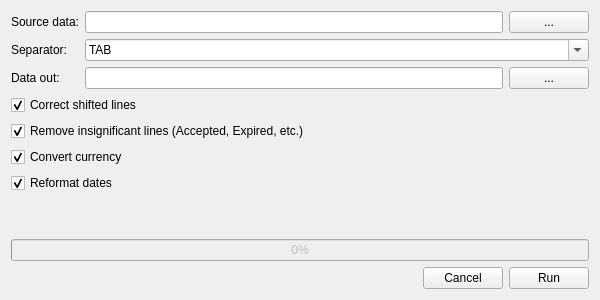
Qt form Cleanup.ui (WhenInDoubtC4/EbayScraper) before a commit.
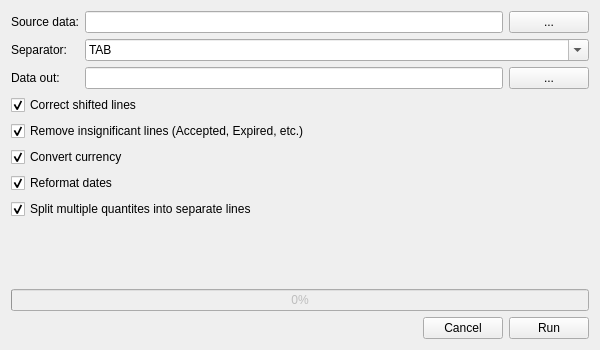
The same form after that commit.

Diff of the .ui file:
```diff
--- a/Cleanup.ui
+++ b/Cleanup.ui
@@ -7,40 +7,13 @@
     <x>0</x>
     <y>0</y>
     <width>600</width>
-    <height>300</height>
+    <height>350</height>
    </rect>
   </property>
   <property name="windowTitle">
    <string>Cleanup/Currency converter</string>
   </property>
   <layout class="QGridLayout" name="gridLayout">
-   <item row="2" column="2">
-    <widget class="QPushButton" name="outSelectButton">
-     <property name="text">
-      <string>...</string>
-     </property>
-    </widget>
-   </item>
-   <item row="9" column="0" colspan="3">
-    <widget class="QProgressBar" name="progressBar">
-     <property name="enabled">
-      <bool>false</bool>
-     </property>
-     <property name="value">
-      <number>0</number>
-     </property>
-    </widget>
-   </item>
-   <item row="2" column="1">
-    <widget class="QLineEdit" name="outLineEdit"/>
-   </item>
-   <item row="2" column="0">
-    <widget class="QLabel" name="outLabel">
-     <property name="text">
-      <string>Data out:</string>
-     </property>
-    </widget>
-   </item>
    <item row="1" column="1" colspan="2">
     <widget class="QComboBox" name="separatorComboBox">
      <property name="editable">
@@ -63,17 +36,45 @@
      </item>
     </widget>
    </item>
-   <item row="0" column="1">
-    <widget class="QLineEdit" name="sourceLineEdit"/>
+   <item row="11" column="0" colspan="3">
+    <layout class="QHBoxLayout" name="bottomLayout">
+     <item>
+      <spacer name="horizontalSpacer">
+       <property name="orientation">
+        <enum>Qt::Horizontal</enum>
+       </property>
+       <property name="sizeHint" stdset="0">
+        <size>
+         <width>40</width>
+         <height>20</height>
+        </size>
+       </property>
+      </spacer>
+     </item>
+     <item>
+      <widget class="QPushButton" name="cancelButton">
+       <property name="text">
+        <string>Cancel</string>
+       </property>
+      </widget>
+     </item>
+     <item>
+      <widget class="QPushButton" name="runButton">
+       <property name="text">
+        <string>Run</string>
+       </property>
+      </widget>
+     </item>
+    </layout>
    </item>
-   <item row="1" column="0">
-    <widget class="QLabel" name="separatorLabel">
+   <item row="2" column="2">
+    <widget class="QPushButton" name="outSelectButton">
      <property name="text">
-      <string>Separator:</string>
+      <string>...</string>
      </property>
     </widget>
    </item>
-   <item row="8" column="0" colspan="3">
+   <item row="9" column="0" colspan="3">
     <spacer name="verticalSpacer">
      <property name="orientation">
       <enum>Qt::Vertical</enum>
@@ -96,6 +97,23 @@
      </property>
     </widget>
    </item>
+   <item row="6" column="0" colspan="3">
+    <widget class="QCheckBox" name="currencyCheckBox">
+     <property name="text">
+      <string>Convert currency</string>
+     </property>
+     <property name="checked">
+      <bool>true</bool>
+     </property>
+    </widget>
+   </item>
+   <item row="1" column="0">
+    <widget class="QLabel" name="separatorLabel">
+     <property name="text">
+      <string>Separator:</string>
+     </property>
+    </widget>
+   </item>
    <item row="0" column="0">
     <widget class="QLabel" name="sourceLabel">
      <property name="text">
@@ -123,6 +141,29 @@
      </property>
     </widget>
    </item>
+   <item row="2" column="1">
+    <widget class="QLineEdit" name="outLineEdit"/>
+   </item>
+   <item row="0" column="1">
+    <widget class="QLineEdit" name="sourceLineEdit"/>
+   </item>
+   <item row="10" column="0" colspan="3">
+    <widget class="QProgressBar" name="progressBar">
+     <property name="enabled">
+      <bool>false</bool>
+     </property>
+     <property name="value">
+      <number>0</number>
+     </property>
+    </widget>
+   </item>
+   <item row="2" column="0">
+    <widget class="QLabel" name="outLabel">
+     <property name="text">
+      <string>Data out:</string>
+     </property>
+    </widget>
+   </item>
    <item row="0" column="2">
     <widget class="QPushButton" name="sourceSelectButton">
      <property name="text">
@@ -130,41 +171,10 @@
      </property>
     </widget>
    </item>
-   <item row="10" column="0" colspan="3">
-    <layout class="QHBoxLayout" name="bottomLayout">
-     <item>
-      <spacer name="horizontalSpacer">
-       <property name="orientation">
-        <enum>Qt::Horizontal</enum>
-       </property>
-       <property name="sizeHint" stdset="0">
-        <size>
-         <width>40</width>
-         <height>20</height>
-        </size>
-       </property>
-      </spacer>
-     </item>
-     <item>
-      <widget class="QPushButton" name="cancelButton">
-       <property name="text">
-        <string>Cancel</string>
-       </property>
-      </widget>
-     </item>
-     <item>
-      <widget class="QPushButton" name="runButton">
-       <property name="text">
-        <string>Run</string>
-       </property>
-      </widget>
-     </item>
-    </layout>
-   </item>
-   <item row="6" column="0" colspan="3">
-    <widget class="QCheckBox" name="currencyCheckBox">
+   <item row="8" column="0" colspan="3">
+    <widget class="QCheckBox" name="quantityCheckBox">
      <property name="text">
-      <string>Convert currency</string>
+      <string>Split multiple quantites into separate lines</string>
      </property>
      <property name="checked">
       <bool>true</bool>
```
